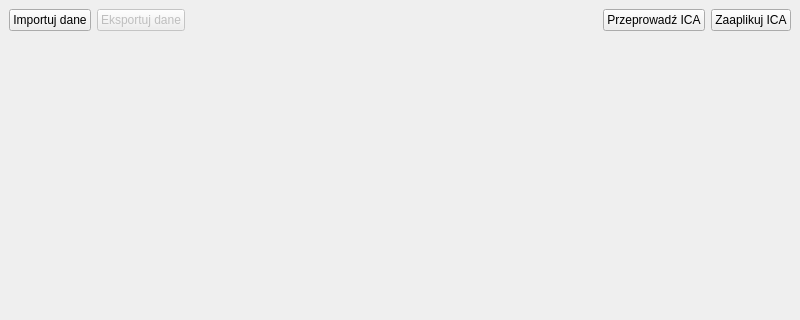
The window that ui/Ui_MainWindow.ui (CrossCRS/umcs-ica) describes before a commit, drawn with Qt 5; both pictures show x 0 to 800 and y 0 to 320 of the 800 by 600 pixel window.
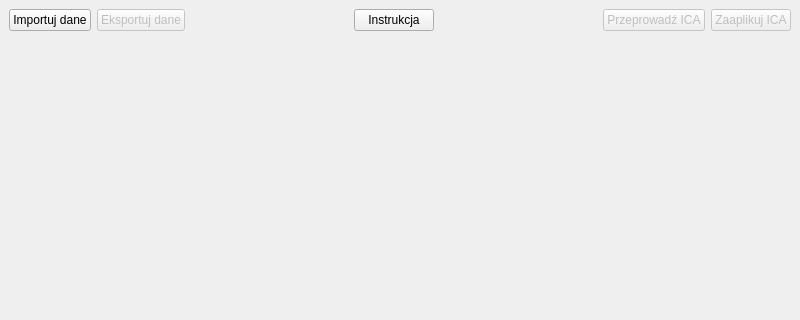
The same window after the commit.

Commit message: Add instructions to README and add a help dialog

The edit to the form file:
```diff
--- a/ui/Ui_MainWindow.ui
+++ b/ui/Ui_MainWindow.ui
@@ -47,8 +47,31 @@
         </property>
        </spacer>
       </item>
+      <item>
+       <widget class="QPushButton" name="bHelp">
+        <property name="text">
+         <string>Instrukcja</string>
+        </property>
+       </widget>
+      </item>
+      <item>
+       <spacer name="horizontalSpacer_2">
+        <property name="orientation">
+         <enum>Qt::Horizontal</enum>
+        </property>
+        <property name="sizeHint" stdset="0">
+         <size>
+          <width>40</width>
+          <height>20</height>
+         </size>
+        </property>
+       </spacer>
+      </item>
       <item>
        <widget class="QPushButton" name="bICA">
+        <property name="enabled">
+         <bool>false</bool>
+        </property>
         <property name="text">
          <string>Przeprowadź ICA</string>
         </property>
@@ -56,6 +79,9 @@
       </item>
       <item>
        <widget class="QPushButton" name="bApply">
+        <property name="enabled">
+         <bool>false</bool>
+        </property>
         <property name="text">
          <string>Zaaplikuj ICA</string>
         </property>
```
The commit also changes 6 other files.
